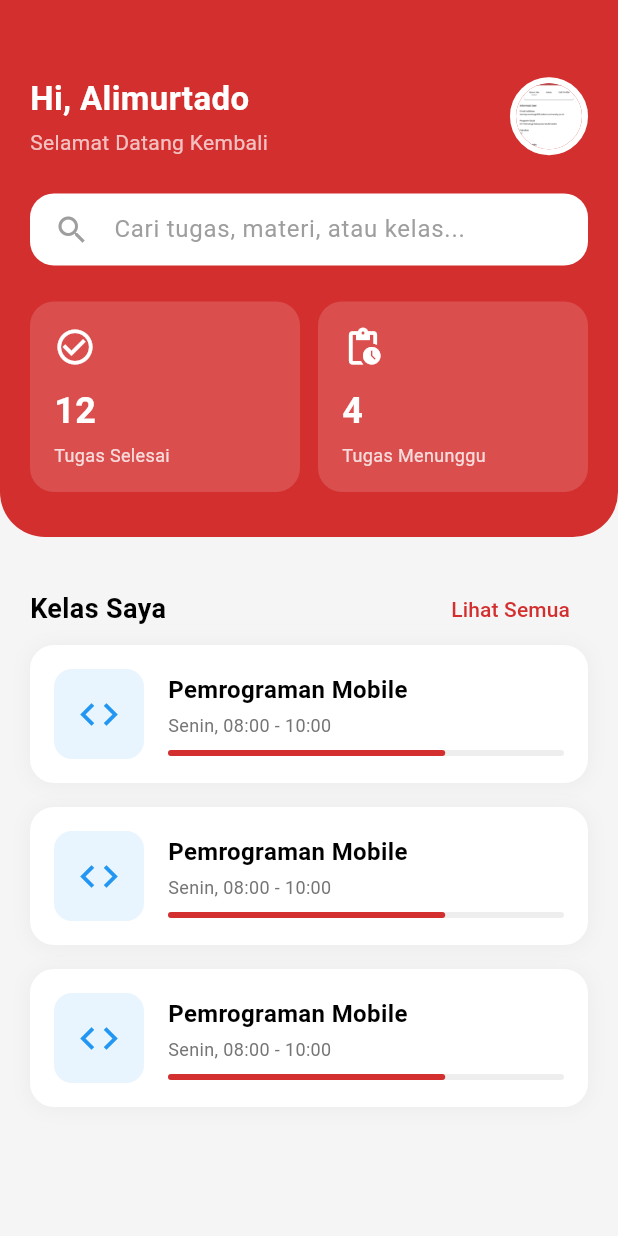
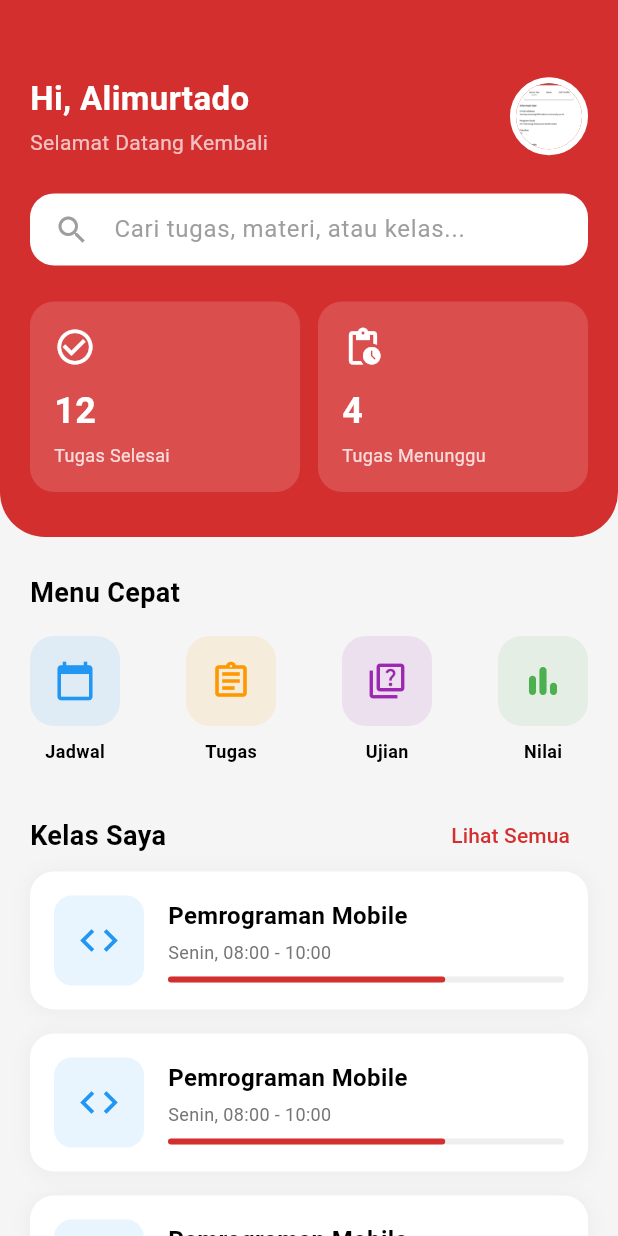
Before and after one commit to mohalimurtado/eduflow, a Flutter app: the HomeScreen screen opened directly, on a phone screen of 412 x 824 dp. Run offline on Flutter 3.47's test engine with Material 3 defaults, Android fonts, the phone set to English and light mode, and no system bars.

Commit message:
UI Upgrade: Added Quick Actions Menu (Jadwal, Tugas, Ujian, Nilai)

```diff
--- a/lib/screens/home_screen.dart
+++ b/lib/screens/home_screen.dart
@@ -126,7 +126,33 @@ class HomeScreen extends StatelessWidget {
 
             const SizedBox(height: 24),
 
-            // Section Title
+            // Quick Actions (Menu Cepat)
+            Padding(
+              padding: const EdgeInsets.symmetric(horizontal: 20),
+              child: Column(
+                crossAxisAlignment: CrossAxisAlignment.start,
+                children: [
+                  const Text(
+                    'Menu Cepat',
+                    style: TextStyle(fontSize: 18, fontWeight: FontWeight.bold),
+                  ),
+                  const SizedBox(height: 16),
+                  Row(
+                    mainAxisAlignment: MainAxisAlignment.spaceBetween,
+                    children: [
+                      _buildQuickAction(Icons.calendar_today, 'Jadwal', Colors.blue),
+                      _buildQuickAction(Icons.assignment_outlined, 'Tugas', Colors.orange),
+                      _buildQuickAction(Icons.quiz_outlined, 'Ujian', Colors.purple),
+                      _buildQuickAction(Icons.bar_chart_rounded, 'Nilai', Colors.green),
+                    ],
+                  ),
+                ],
+              ),
+            ),
+
+            const SizedBox(height: 24),
+
+            // Section Title (Kelas Saya)
             Padding(
               padding: const EdgeInsets.symmetric(horizontal: 20),
               child: Row(
@@ -267,4 +293,27 @@ class HomeScreen extends StatelessWidget {
       ),
     );
   }
+
+  Widget _buildQuickAction(IconData icon, String label, Color color) {
+    return Column(
+      children: [
+        Container(
+          padding: const EdgeInsets.all(16),
+          decoration: BoxDecoration(
+            color: color.withOpacity(0.1),
+            borderRadius: BorderRadius.circular(16),
+          ),
+          child: Icon(icon, color: color, size: 28),
+        ),
+        const SizedBox(height: 8),
+        Text(
+          label,
+          style: const TextStyle(
+            fontSize: 12,
+            fontWeight: FontWeight.w600,
+          ),
+        ),
+      ],
+    );
+  }
 }
```
